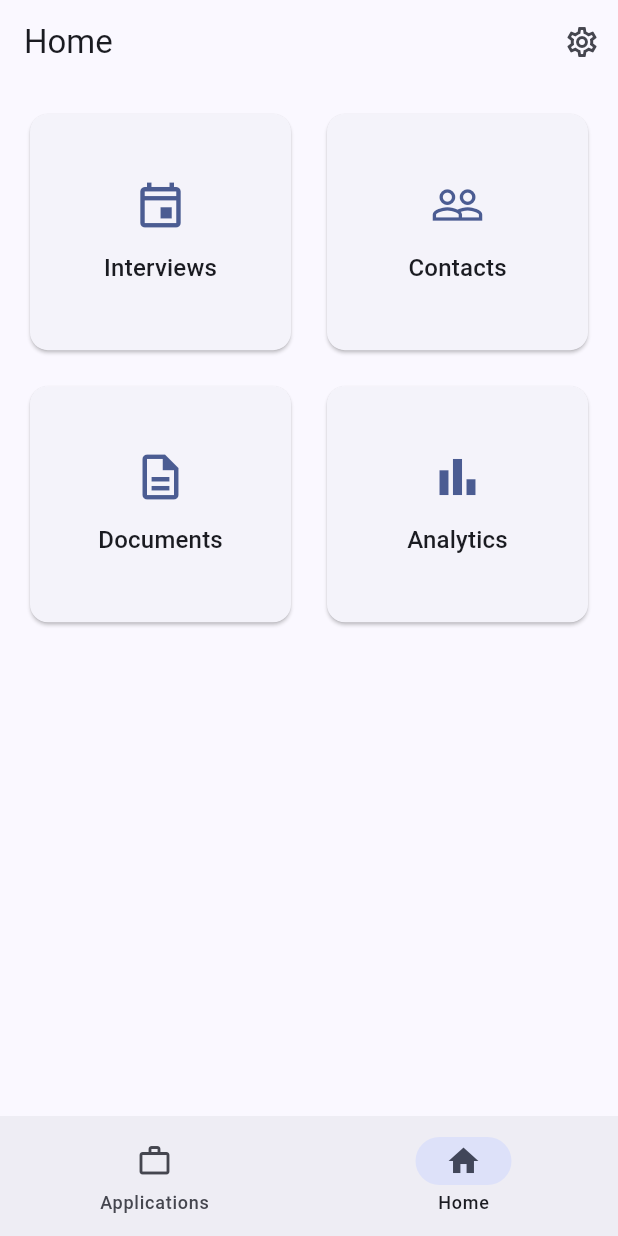
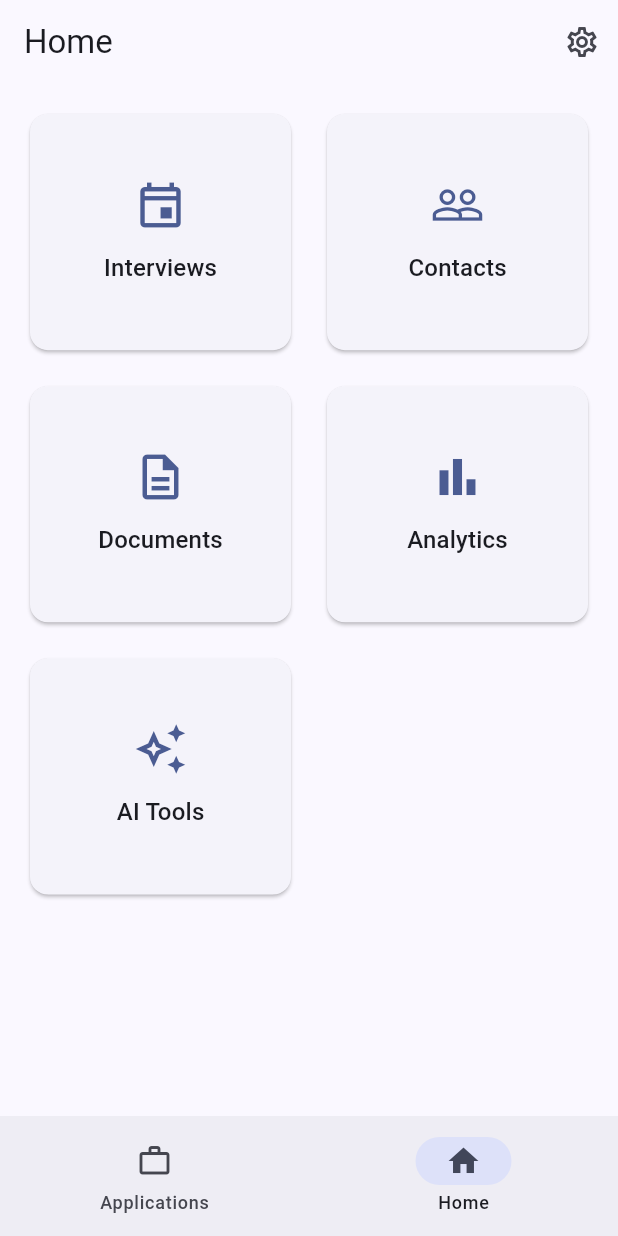
Before and after one commit to danielnguyen982301/lwkapply, a Flutter app: the HomeScreen screen opened by its route, on a phone screen of 412 x 824 dp. Run offline on Flutter 3.47's test engine with Material 3 defaults, Android fonts, the phone set to English and light mode, and no system bars; our stand-ins replace dio, file_picker, firebase_core, firebase_messaging, fl_chart, flutter_dotenv and 7 more; accounts and stored records are empty.

Commit message:
feat(mobile): Update HomeScreen, add AITools Card

```diff
--- a/mobile/lib/features/home/presentation/home_screen.dart
+++ b/mobile/lib/features/home/presentation/home_screen.dart
@@ -14,10 +14,6 @@ import '../../settings/presentation/settings_icon_button.dart';
 /// own — this screen is just a launcher, it owns no data. Each card
 /// pushes a route (see router.dart), covering the bottom nav, same as
 /// tapping into an application's edit form does.
-///
-/// An AI-tools card is a planned future addition here, NOT part of this
-/// pass — see the mobile-nav planning discussion. It slots in below
-/// Analytics once that feature is actually designed.
 class HomeScreen extends StatelessWidget {
   const HomeScreen({super.key});
 
@@ -56,8 +52,11 @@ class HomeScreen extends StatelessWidget {
               label: 'Analytics',
               onTap: () => context.push('/analytics'),
             ),
-            // AI-tools card goes here next — deferred, see class doc
-            // comment above.
+            _HomeCard(
+              icon: Icons.auto_awesome_outlined,
+              label: 'AI Tools',
+              onTap: () => context.push('/ai-tools'),
+            ),
           ],
         ),
       ),
```
